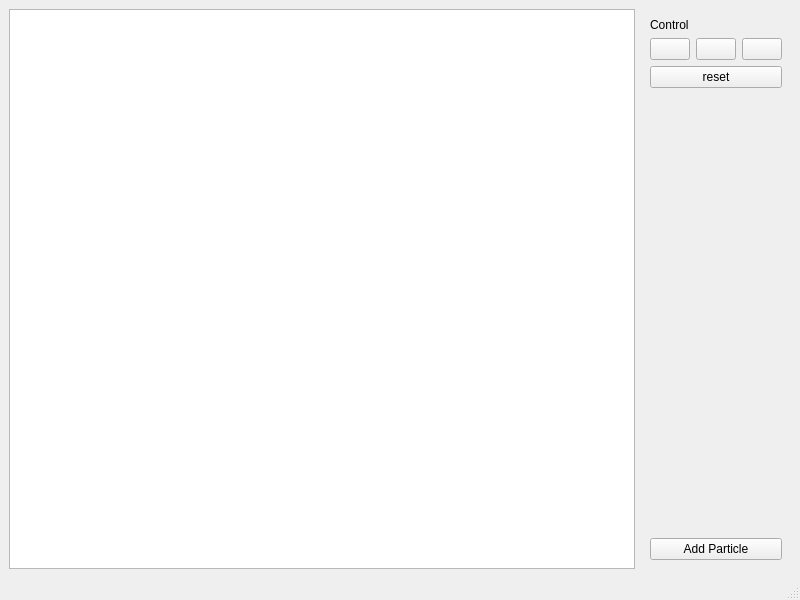
The window that src/mainwindow/mainwindow.ui (BigCubeCat/rutherford-experiment) describes before a commit, drawn with Qt 5.
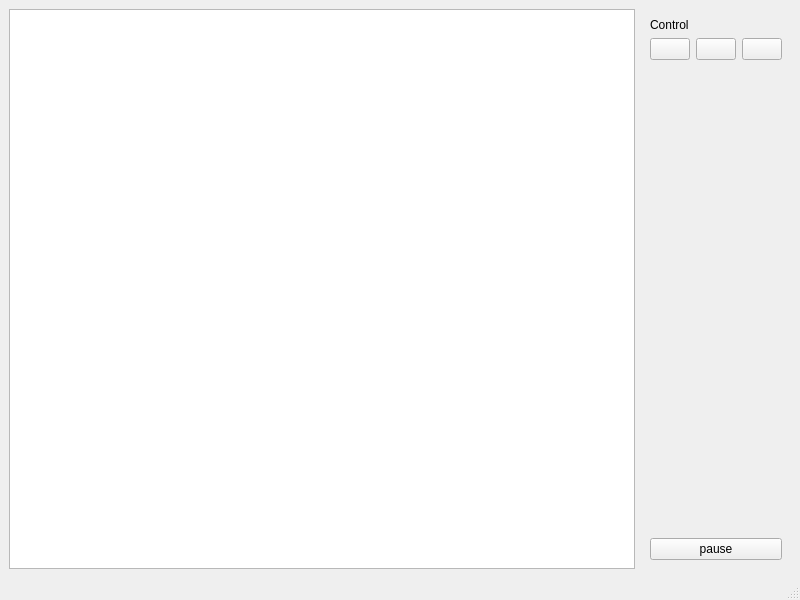
The same window after the commit.

Commit message: fix(simulation): spawn particles

What changed in the file:
```diff
--- a/src/mainwindow/mainwindow.ui
+++ b/src/mainwindow/mainwindow.ui
@@ -89,13 +89,6 @@
            </item>
           </layout>
          </item>
-         <item>
-          <widget class="QPushButton" name="resetButton">
-           <property name="text">
-            <string>reset</string>
-           </property>
-          </widget>
-         </item>
          <item>
           <spacer name="verticalSpacer_2">
            <property name="orientation">
@@ -112,7 +105,7 @@
          <item>
           <widget class="QPushButton" name="addButton">
            <property name="text">
-            <string>Add Particle</string>
+            <string>pause</string>
            </property>
           </widget>
          </item>
```
The commit also changes 2 other files.
